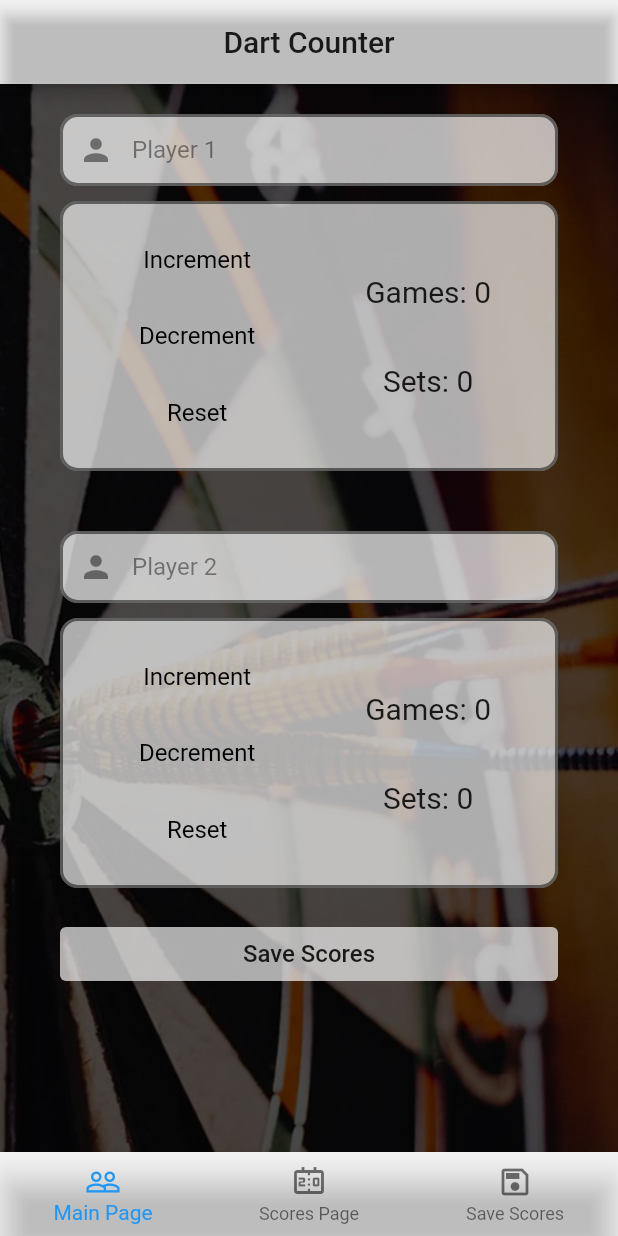
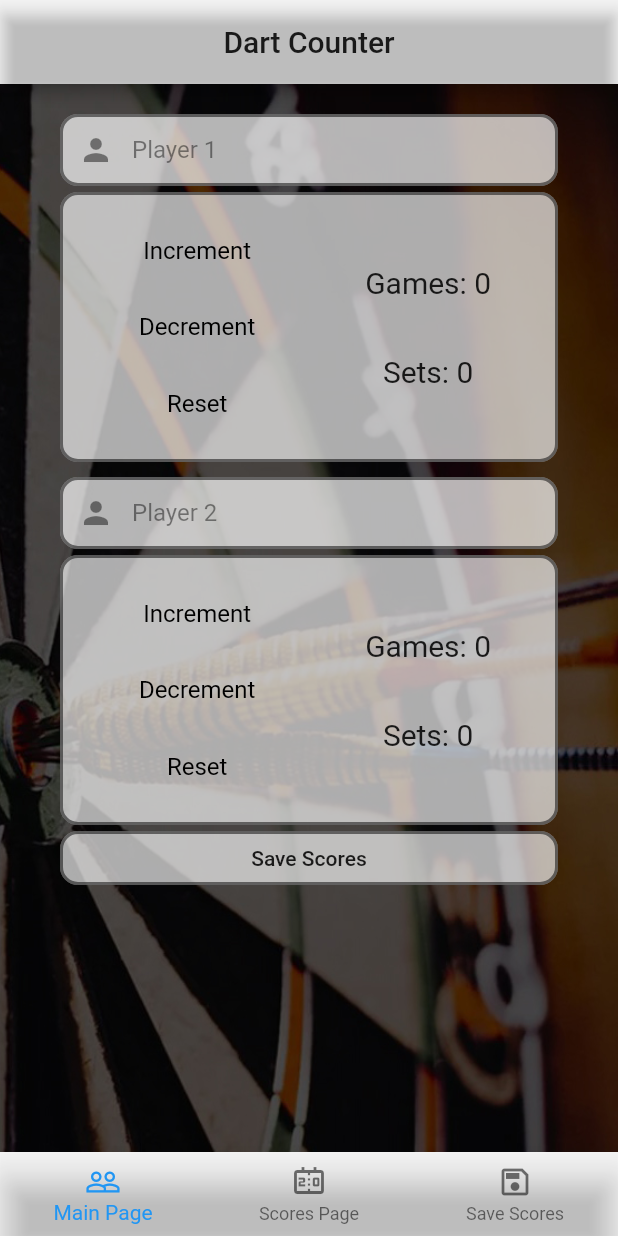
Before and after one commit to Jerszynski/dart_counter, a Flutter app: the screen it shows after launch, on a phone screen of 412 x 824 dp. Run offline on Flutter 3.47's test engine with Material 2 defaults, Android fonts, the phone set to English and light mode, and no system bars; our stand-ins replace cloud_firestore, firebase_core; accounts and stored records are empty.

Commit message:
Add styling to Save Scores button

```diff
--- a/lib/main_buttons/main_button_content.dart
+++ b/lib/main_buttons/main_button_content.dart
@@ -12,17 +12,22 @@ class MainButton extends StatelessWidget {
 
   @override
   Widget build(BuildContext context) {
-    return TextButton(
-      style: TextButton.styleFrom(
-        primary: Colors.black87,
-        backgroundColor:
-            const Color.fromARGB(255, 244, 244, 244).withOpacity(0.7),
-        padding: const EdgeInsets.all(8),
+    return Container(
+      decoration: BoxDecoration(
+        color: const Color.fromARGB(255, 244, 244, 244).withOpacity(0.7),
+        borderRadius: const BorderRadius.all(Radius.circular(12)),
+        border: Border.all(
+          width: 2,
+          color: Colors.black.withOpacity(0.5),
+        ),
       ),
-      onPressed: onPressed,
-      child: Text(
-        title,
-        style: const TextStyle(fontSize: 16),
+      height: 36,
+      child: TextButton(
+        style: TextButton.styleFrom(
+          primary: Colors.black87,
+        ),
+        onPressed: onPressed,
+        child: Text(title),
       ),
     );
   }
--- a/lib/main_view/main_view_content.dart
+++ b/lib/main_view/main_view_content.dart
@@ -46,13 +46,13 @@ class _MainViewState extends State<MainView> {
                   physics: const NeverScrollableScrollPhysics(),
                   children: [
                     const Player1TextField('Player 1'),
+                    const SizedBox(height: 4),
+                    const PlayerContainer(Player1()),
                     const SizedBox(height: 10),
-                    const PlayerContainer(Player1()),
-                    const SizedBox(height: 40),
                     const Player2TextField('Player 2'),
-                    const SizedBox(height: 10),
+                    const SizedBox(height: 4),
                     const PlayerContainer(Player2()),
-                    const SizedBox(height: 20),
+                    const SizedBox(height: 4),
                     MainButton(
                       title: 'Save Scores',
                       onPressed: () {
```
